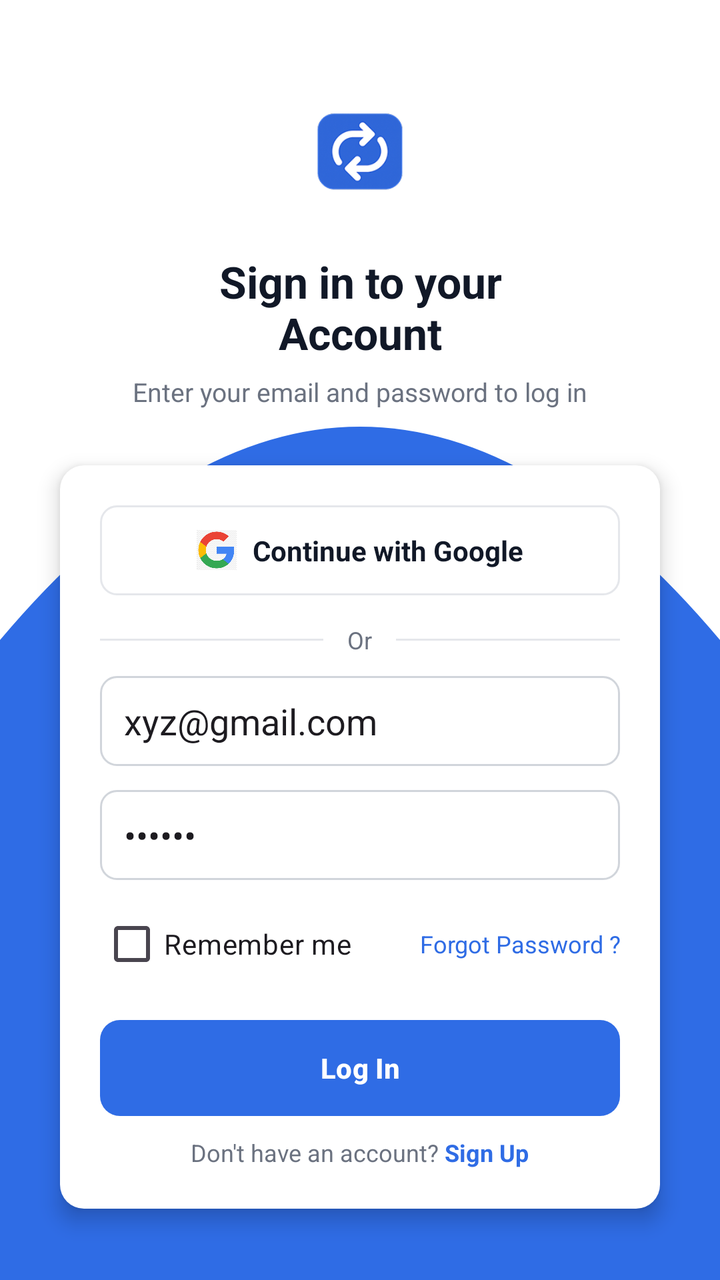
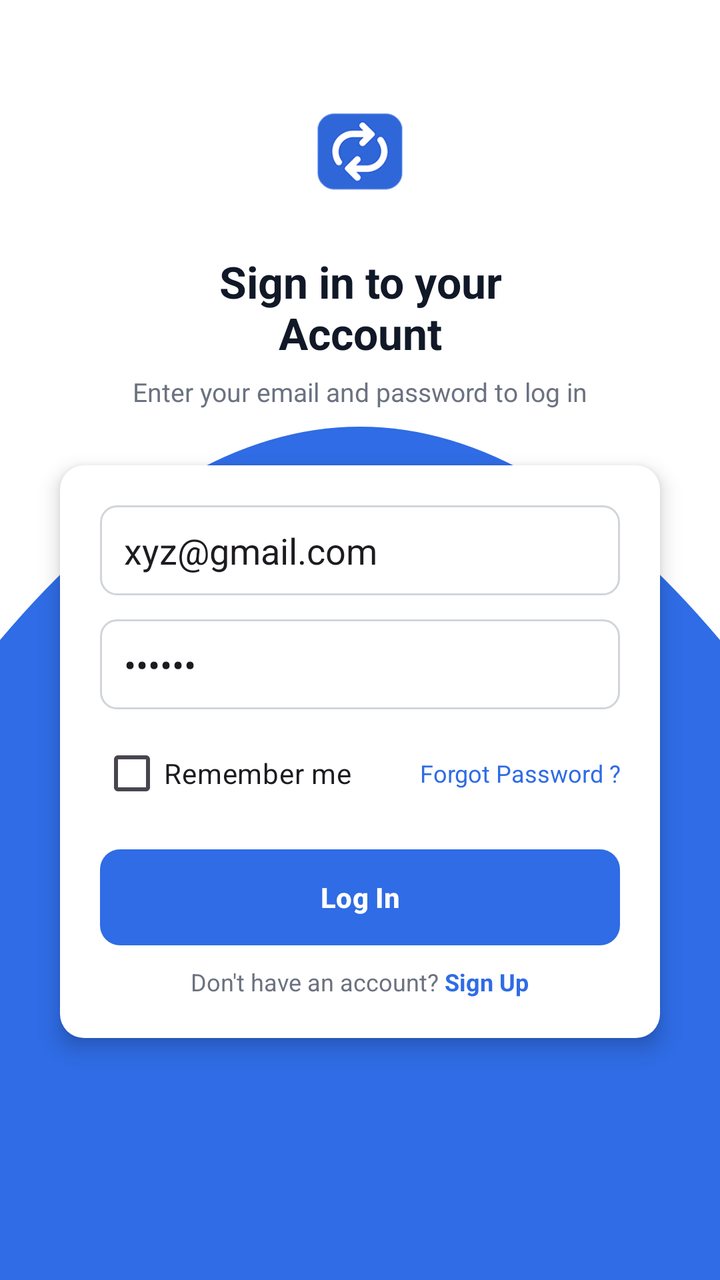

An Android layout rendered at two revisions. The XML below is the earlier revision; the diff shows what the commit changed to produce the second picture.
<!-- AndroidManifest.xml: application theme Theme.Teamflow -->
<!-- res/layout/activity_sign_in.xml -->
<RelativeLayout xmlns:android="http://schemas.android.com/apk/res/android"
    android:layout_width="match_parent"
    android:layout_height="match_parent"
    xmlns:tools="http://schemas.android.com/tools"
    android:background="#FFFFFF"
    tools:context=".Sign_in">

    
    <ImageView
        android:id="@+id/blue_bg"
        android:layout_width="match_parent"
        android:layout_height="2000dp"
        android:layout_alignParentBottom="true"
        android:scaleType="fitXY"
        android:src="@drawable/bg_blue_arc" />

    
    <LinearLayout
        android:id="@+id/header"
        android:layout_width="match_parent"
        android:layout_height="wrap_content"
        android:orientation="vertical"
        android:gravity="center_horizontal"
        android:paddingTop="40dp"
        android:paddingBottom="8dp">

        <ImageView
            android:id="@+id/logo"
            android:layout_width="70dp"
            android:layout_height="70dp"
            android:src="@drawable/logo_main"
            android:contentDescription="@string/app_name" />

        <TextView
            android:id="@+id/tvTitle"
            android:layout_width="wrap_content"
            android:layout_height="wrap_content"
            android:layout_marginTop="16dp"
            android:text="Sign in to your\nAccount"
            android:textAlignment="center"
            android:textColor="#111827"
            android:textSize="22sp"
            android:textStyle="bold" />

        <TextView
            android:id="@+id/tvSubtitle"
            android:layout_width="wrap_content"
            android:layout_height="wrap_content"
            android:layout_marginTop="6dp"
            android:text="Enter your email and password to log in"
            android:textColor="#6B7280"
            android:textSize="13sp" />
    </LinearLayout>

    
    <LinearLayout
        android:id="@+id/login_card"
        android:layout_width="match_parent"
        android:layout_height="wrap_content"
        android:layout_below="@id/header"
        android:layout_marginStart="30dp"
        android:layout_marginEnd="30dp"
        android:layout_marginTop="20dp"
        android:layout_marginBottom="16dp"
        android:orientation="vertical"
        android:padding="20dp"
        android:background="@drawable/bg_white_card"
        android:elevation="6dp">

        
        <LinearLayout
            android:id="@+id/btnGoogle"
            android:layout_width="match_parent"
            android:layout_height="45dp"
            android:background="@drawable/bg_google_button"
            android:gravity="center"
            android:orientation="horizontal">

            <ImageView
                android:layout_width="20dp"
                android:layout_height="20dp"
                android:src="@drawable/google"
                android:contentDescription="@string/app_name" />

            <TextView
                android:layout_width="wrap_content"
                android:layout_height="wrap_content"
                android:layout_marginStart="8dp"
                android:text="Continue with Google"
                android:textColor="#111827"
                android:textSize="14sp"
                android:textStyle="bold" />
        </LinearLayout>

        
        <LinearLayout
            android:layout_width="match_parent"
            android:layout_height="wrap_content"
            android:layout_marginTop="14dp"
            android:layout_marginBottom="10dp"
            android:orientation="horizontal"
            android:gravity="center">

            <View
                android:layout_width="0dp"
                android:layout_height="1dp"
                android:layout_weight="1"
                android:background="#E5E7EB" />

            <TextView
                android:layout_width="wrap_content"
                android:layout_height="wrap_content"
                android:layout_marginStart="12dp"
                android:layout_marginEnd="12dp"
                android:text="Or"
                android:textColor="#6B7280"
                android:textSize="12sp" />

            <View
                android:layout_width="0dp"
                android:layout_height="1dp"
                android:layout_weight="1"
                android:background="#E5E7EB" />
        </LinearLayout>

        
        <EditText
            android:id="@+id/etEmail"
            android:layout_width="match_parent"
            android:layout_height="45dp"
            android:hint="Email"
            android:drawablePadding="10dp"
            android:inputType="textEmailAddress"
            android:background="@drawable/bg_edittext"
            android:paddingStart="12dp"
            android:text="xyz@gmail.com" />

        <EditText
            android:id="@+id/etPassword"
            android:layout_width="match_parent"
            android:layout_height="45dp"
            android:layout_marginTop="12dp"
            android:hint="Password"
            android:drawablePadding="10dp"
            android:inputType="textPassword"
            android:background="@drawable/bg_edittext"
            android:paddingStart="12dp"
            android:text="******" />

        
        <LinearLayout
            android:layout_width="match_parent"
            android:layout_height="wrap_content"
            android:layout_marginTop="8dp"
            android:orientation="horizontal"
            android:gravity="center_vertical">

            <CheckBox
                android:id="@+id/cbRemember"
                android:layout_width="wrap_content"
                android:layout_height="wrap_content"
                android:text="Remember me" />

            <TextView
                android:id="@+id/tvForgot"
                android:layout_width="wrap_content"
                android:layout_height="wrap_content"
                android:layout_weight="1"
                android:gravity="end"
                android:text="Forgot Password ?"
                android:textColor="#2F6CE5"
                android:textSize="12sp" />
        </LinearLayout>

        
        <Button
            android:id="@+id/btnLogin"
            android:layout_width="match_parent"
            android:layout_height="48dp"
            android:backgroundTint="#2F6CE5"
            android:layout_marginTop="14dp"
            android:text="Log In"
            android:textAllCaps="false"
            android:textStyle="bold"
            android:textColor="@android:color/white"
            android:background="@drawable/bg_button_primary" />

        
        <LinearLayout
            android:layout_width="match_parent"
            android:layout_height="wrap_content"
            android:layout_marginTop="10dp"
            android:gravity="center"
            android:orientation="horizontal">

            <TextView
                android:layout_width="wrap_content"
                android:layout_height="wrap_content"
                android:text="Don't have an account? "
                android:textColor="#6B7280"
                android:textSize="12sp" />

            <TextView
                android:id="@+id/tvSignup"
                android:layout_width="wrap_content"
                android:layout_height="wrap_content"
                android:text="Sign Up"
                android:textColor="#2F6CE5"
                android:textSize="12sp"
                android:textStyle="bold" />
        </LinearLayout>
    </LinearLayout>

</RelativeLayout>
<!-- resources referenced by this layout -->
<resources>
  <!-- drawable bg_blue_arc (drawable) -->
  <vector xmlns:android="http://schemas.android.com/apk/res/android"
      android:width="360dp"
      android:height="300dp"
      android:viewportWidth="360"
      android:viewportHeight="300">
  
      <path
          android:fillColor="#2F6CE5"
          android:pathData="M0,150 Q180,50 360,150 L360,300 L0,300 Z" />
  </vector>
  <!-- drawable bg_button_primary (drawable) -->
  <shape xmlns:android="http://schemas.android.com/apk/res/android">
      <solid android:color="#2F6CE5"/>
      <corners android:radius="10dp"/>
  </shape>
  <!-- drawable bg_edittext (drawable) -->
  <shape xmlns:android="http://schemas.android.com/apk/res/android">
      <solid android:color="#FFFFFF"/>
      <stroke android:width="1dp" android:color="#D1D5DB"/>
      <corners android:radius="8dp"/>
  </shape>
  <!-- drawable bg_google_button (drawable) -->
  <shape xmlns:android="http://schemas.android.com/apk/res/android">
      <solid android:color="#FFFFFF"/>
      <stroke android:width="1dp" android:color="#E5E7EB"/>
      <corners android:radius="8dp"/>
  </shape>
  <!-- drawable bg_white_card (drawable) -->
  <shape xmlns:android="http://schemas.android.com/apk/res/android">
      <solid android:color="#FFFFFF" />
      <corners android:radius="12dp" />
      <padding android:left="10dp" android:right="10dp" android:top="10dp" android:bottom="10dp"/>
      <elevation android:value="4dp"/>
  </shape>
  <!-- drawable google: png bitmap (drawable, 5235 bytes) -->
  <!-- drawable logo_main: png bitmap (drawable, 15760 bytes) -->
  <string name="app_name">teamflow</string>
  <style name="Theme.Teamflow" parent="Base.Theme.Teamflow" />
  <style name="Base.Theme.Teamflow" parent="Theme.Material3.DayNight.NoActionBar">
          
         <item name="colorPrimary">#2F6CE5</item>
      </style>
</resources>

<!-- the commit's change to res/layout/activity_sign_in.xml (unified diff, before → after) -->
@@ -65,63 +65,10 @@
         android:orientation="vertical"
         android:padding="20dp"
         android:background="@drawable/bg_white_card"
+
         android:elevation="6dp">
 
-        
-        <LinearLayout
-            android:id="@+id/btnGoogle"
-            android:layout_width="match_parent"
-            android:layout_height="45dp"
-            android:background="@drawable/bg_google_button"
-            android:gravity="center"
-            android:orientation="horizontal">
 
-            <ImageView
-                android:layout_width="20dp"
-                android:layout_height="20dp"
-                android:src="@drawable/google"
-                android:contentDescription="@string/app_name" />
-
-            <TextView
-                android:layout_width="wrap_content"
-                android:layout_height="wrap_content"
-                android:layout_marginStart="8dp"
-                android:text="Continue with Google"
-                android:textColor="#111827"
-                android:textSize="14sp"
-                android:textStyle="bold" />
-        </LinearLayout>
-
-        
-        <LinearLayout
-            android:layout_width="match_parent"
-            android:layout_height="wrap_content"
-            android:layout_marginTop="14dp"
-            android:layout_marginBottom="10dp"
-            android:orientation="horizontal"
-            android:gravity="center">
-
-            <View
-                android:layout_width="0dp"
-                android:layout_height="1dp"
-                android:layout_weight="1"
-                android:background="#E5E7EB" />
-
-            <TextView
-                android:layout_width="wrap_content"
-                android:layout_height="wrap_content"
-                android:layout_marginStart="12dp"
-                android:layout_marginEnd="12dp"
-                android:text="Or"
-                android:textColor="#6B7280"
-                android:textSize="12sp" />
-
-            <View
-                android:layout_width="0dp"
-                android:layout_height="1dp"
-                android:layout_weight="1"
-                android:background="#E5E7EB" />
-        </LinearLayout>
 
         
         <EditText
<!-- resource entries referenced after the edit -->
@@ -22,12 +22,6 @@
       <stroke android:width="1dp" android:color="#D1D5DB"/>
       <corners android:radius="8dp"/>
   </shape>
-  <!-- drawable bg_google_button (drawable) -->
-  <shape xmlns:android="http://schemas.android.com/apk/res/android">
-      <solid android:color="#FFFFFF"/>
-      <stroke android:width="1dp" android:color="#E5E7EB"/>
-      <corners android:radius="8dp"/>
-  </shape>
   <!-- drawable bg_white_card (drawable) -->
   <shape xmlns:android="http://schemas.android.com/apk/res/android">
       <solid android:color="#FFFFFF" />
@@ -35,7 +29,6 @@
       <padding android:left="10dp" android:right="10dp" android:top="10dp" android:bottom="10dp"/>
       <elevation android:value="4dp"/>
   </shape>
-  <!-- drawable google: png bitmap (drawable, 5235 bytes) -->
   <!-- drawable logo_main: png bitmap (drawable, 15760 bytes) -->
   <string name="app_name">teamflow</string>
   <style name="Theme.Teamflow" parent="Base.Theme.Teamflow" />
